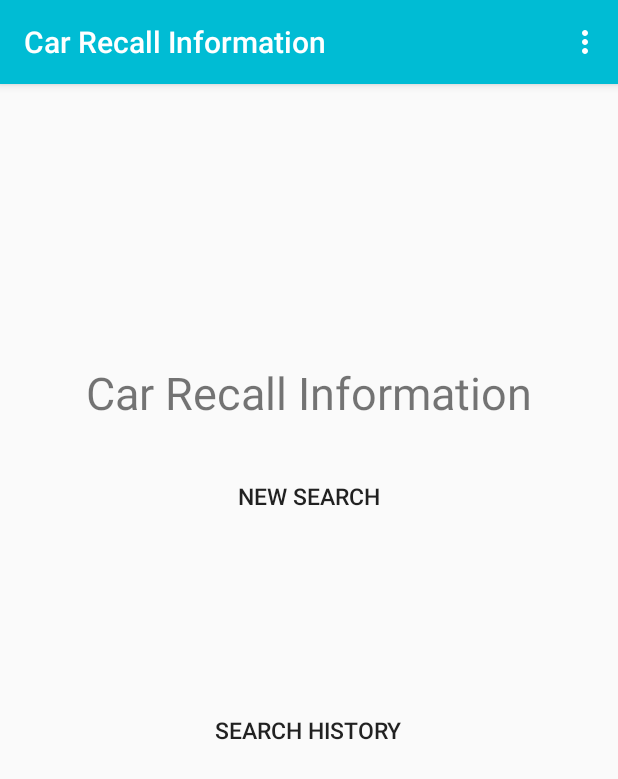
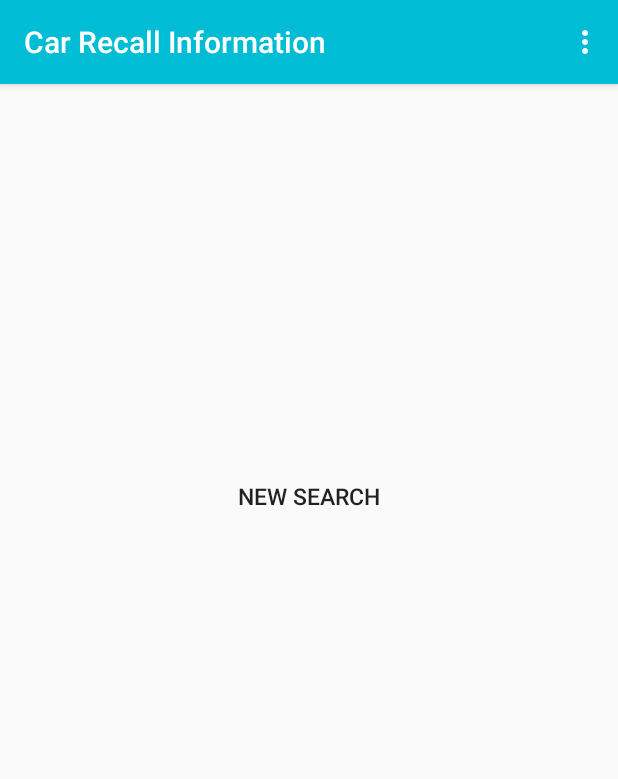
Before and after one commit to kevmck/CS656, an Android app: the screen it shows after launch (MainActivity), on a phone screen of 412 x 824 dp. Shown: the top 779 px of the screen. Run offline under Robolectric (Android 15) with nearby library versions, the phone set to English and light mode, and no system bars.

Commit message:
Updates:
-Removed traces of unnecessary code

This push is before attempting to switch listview to cardview. Code may
break.

```diff
--- a/CRI/app/src/main/java/cs656/cri/MainActivity.java
+++ b/CRI/app/src/main/java/cs656/cri/MainActivity.java
@@ -29,7 +29,6 @@ public class MainActivity extends AppCompatActivity
 
 
         searchLaunch = (Button) findViewById(R.id.buttonNewSearch);
-        historyLaunch = (Button) findViewById(R.id.buttonHistory);
 
         searchLaunch.setOnClickListener(new View.OnClickListener() {
             @Override
--- a/CRI/app/src/main/java/cs656/cri/SearchResults.java
+++ b/CRI/app/src/main/java/cs656/cri/SearchResults.java
@@ -60,12 +60,13 @@ public class SearchResults extends AppCompatActivity
         mListView.setClickable(true);
         mListView.setOnItemClickListener(new AdapterView.OnItemClickListener() {
             @Override
-            public void onItemClick(AdapterView<?> arg0, View arg1, int position, long arg3) {
+            public void onItemClick(AdapterView<?> arg0, View arg1, int position, long arg3)
+            {
                 String o = (String) mListView.getItemAtPosition(position);
-
                 AlertDialog recallInfo = new AlertDialog.Builder(SearchResults.this).create();
                 recallInfo.setTitle("Details");
                 recallInfo.setMessage(o);
+
                 recallInfo.setButton(AlertDialog.BUTTON_NEUTRAL, "OK", new DialogInterface.OnClickListener()
                 {
                     public void onClick(DialogInterface msgDetail, int identify)
@@ -73,6 +74,7 @@ public class SearchResults extends AppCompatActivity
                         msgDetail.dismiss();
                     }
                 });
+
                 recallInfo.show();
 
             }
--- a/CRI/app/src/main/res/layout/activity_about.xml
+++ b/CRI/app/src/main/res/layout/activity_about.xml
@@ -6,12 +6,20 @@
     android:layout_height="match_parent"
     android:fitsSystemWindows="true"
     tools:context="cs656.cri.carSearch">
+
     <android.support.design.widget.AppBarLayout
         android:layout_width="match_parent"
         android:layout_height="wrap_content"
         android:theme="@style/AppTheme.AppBarOverlay">
 
     </android.support.design.widget.AppBarLayout>
+
+    <android.support.v7.widget.Toolbar
+        android:id="@+id/toolbar"
+        android:layout_width="match_parent"
+        android:layout_height="?attr/actionBarSize"
+        android:background="?attr/colorPrimary"
+        app:popupTheme="@style/AppTheme.PopupOverlay" />
 
     <TextView
         android:id="@+id/textView"
--- a/CRI/app/src/main/res/layout/activity_main.xml
+++ b/CRI/app/src/main/res/layout/activity_main.xml
@@ -27,20 +27,6 @@
         layout="@layout/content_main" />
 
     <Button
-        android:id="@+id/buttonHistory"
-        android:layout_width="wrap_content"
-        android:layout_height="wrap_content"
-        android:layout_marginTop="150dp"
-        android:layout_gravity="center_vertical|center_horizontal"
-        android:text="Search History"
-        android:textSize="15sp"
-        android:padding="20dip"
-        android:layout_alignParentTop="true"
-        android:layout_alignParentStart="true"
-        style="@style/Widget.AppCompat.Button.Borderless"
-        android:theme="@style/buttonColors"/>
-
-    <Button
         android:id="@+id/buttonNewSearch"
         android:layout_width="wrap_content"
         android:layout_height="wrap_content"
@@ -52,15 +38,5 @@
         app:layout_anchorGravity="center_horizontal"
         style="@style/Widget.AppCompat.Button.Borderless"/>
 
-    <TextView
-        android:id="@+id/mainText"
-        android:layout_marginBottom="300dp"
-        android:text="Car Recall Information"
-        android:layout_width="match_parent"
-        android:layout_height="match_parent"
-        android:gravity="center"
-        android:textSize="30sp"
-        />
-
 
 </android.support.design.widget.CoordinatorLayout>
```
